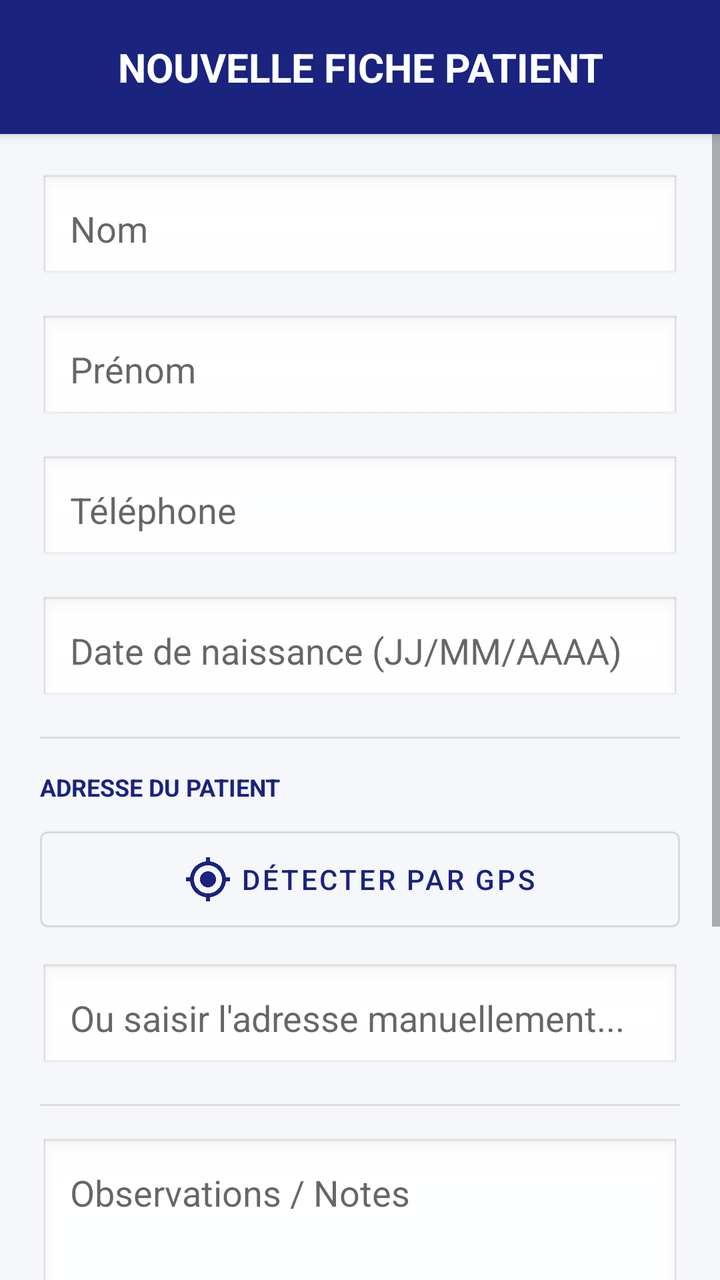
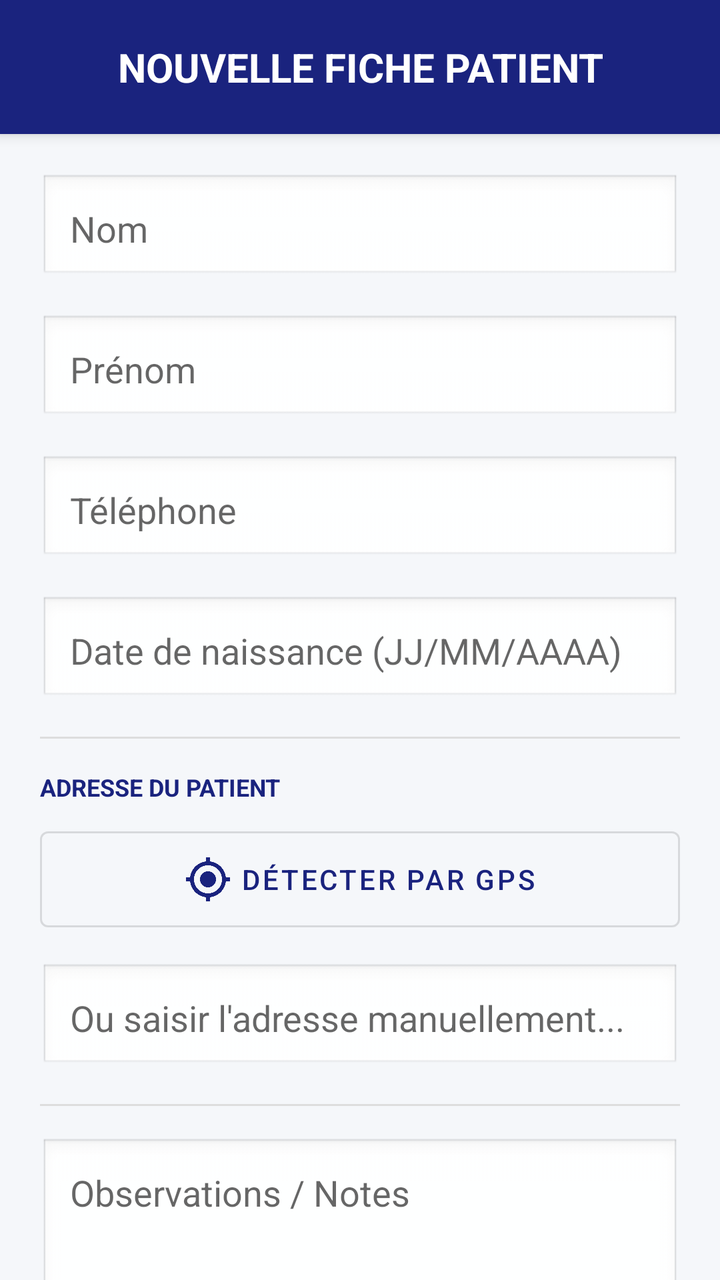

Screens rendered from an Android XML layout before and after an edit, with the pre-edit source and the edit as a unified diff.
<!-- AndroidManifest.xml: application theme Theme.ExpertSuivi -->
<!-- res/layout/activity_add_client.xml -->
<?xml version="1.0" encoding="utf-8"?>
<LinearLayout xmlns:android="http://schemas.android.com/apk/res/android"
    xmlns:app="http://schemas.android.com/apk/res-auto"
    android:layout_width="match_parent"
    android:layout_height="match_parent"
    android:orientation="vertical"
    android:fitsSystemWindows="true"
    android:background="@color/background_light">

    
    <TextView
        android:id="@+id/tvHeaderTitle"
        android:layout_width="match_parent"
        android:layout_height="wrap_content"
        android:text="NOUVELLE FICHE PATIENT"
        android:textSize="20sp"
        android:textStyle="bold"
        android:textColor="@color/white"
        android:background="@color/brand_primary"
        android:padding="20dp"
        android:elevation="4dp"
        android:gravity="center"/>

    <ScrollView
        android:layout_width="match_parent"
        android:layout_height="0dp"
        android:layout_weight="1"
        android:fillViewport="true">

        <LinearLayout
            android:layout_width="match_parent"
            android:layout_height="wrap_content"
            android:orientation="vertical"
            android:padding="20dp">

            <EditText
                android:id="@+id/etClientNom"
                android:layout_width="match_parent"
                android:layout_height="wrap_content"
                android:hint="@string/hint_nom"
                android:inputType="textPersonName|textCapWords"
                android:layout_marginBottom="16dp"
                android:padding="15dp"
                android:background="@android:drawable/edit_text"
                android:autofillHints="name"/>

            <EditText
                android:id="@+id/etClientPrenom"
                android:layout_width="match_parent"
                android:layout_height="wrap_content"
                android:hint="@string/hint_prenom"
                android:inputType="textPersonName|textCapWords"
                android:layout_marginBottom="16dp"
                android:padding="15dp"
                android:background="@android:drawable/edit_text"
                android:autofillHints="personGivenName"/>

            <EditText
                android:id="@+id/etClientTel"
                android:layout_width="match_parent"
                android:layout_height="wrap_content"
                android:hint="@string/hint_tel"
                android:inputType="phone"
                android:layout_marginBottom="16dp"
                android:padding="15dp"
                android:background="@android:drawable/edit_text"
                android:autofillHints="phone"/>

            <EditText
                android:id="@+id/etClientDateNaissance"
                android:layout_width="match_parent"
                android:layout_height="wrap_content"
                android:hint="Date de naissance (JJ/MM/AAAA)"
                android:inputType="phone"
                android:maxLength="10"
                android:layout_marginBottom="16dp"
                android:padding="15dp"
                android:background="@android:drawable/edit_text"
                android:autofillHints="none"/>

            <View
                android:layout_width="match_parent"
                android:layout_height="1dp"
                android:background="#DDDDDD"
                android:layout_marginBottom="16dp"/>

            <TextView
                android:layout_width="wrap_content"
                android:layout_height="wrap_content"
                android:text="ADRESSE DU PATIENT"
                android:textSize="12sp"
                android:textStyle="bold"
                android:textColor="@color/brand_primary"
                android:layout_marginBottom="8dp"/>

            
            <Button
                android:id="@+id/btnGpsLocation"
                android:layout_width="match_parent"
                android:layout_height="60dp"
                android:text="DÉTECTER PAR GPS"
                android:layout_marginBottom="12dp"
                style="@style/Widget.MaterialComponents.Button.OutlinedButton"
                app:icon="@drawable/ic_gps"
                app:iconGravity="textStart"/>

            
            <EditText
                android:id="@+id/etClientAdresse"
                android:layout_width="match_parent"
                android:layout_height="wrap_content"
                android:hint="Ou saisir l'adresse manuellement..."
                android:inputType="textPostalAddress"
                android:padding="15dp"
                android:background="@android:drawable/edit_text"
                android:autofillHints="postalAddress"
                android:layout_marginBottom="16dp"/>

            <View
                android:layout_width="match_parent"
                android:layout_height="1dp"
                android:background="#DDDDDD"
                android:layout_marginBottom="16dp"/>

            <EditText
                android:id="@+id/etClientNotes"
                android:layout_width="match_parent"
                android:layout_height="wrap_content"
                android:hint="@string/hint_notes"
                android:inputType="textMultiLine"
                android:minLines="5"
                android:gravity="top"
                android:padding="15dp"
                android:background="@android:drawable/edit_text"
                android:layout_marginBottom="24dp"/>

            <CheckBox
                android:id="@+id/cbIsDecedee"
                android:layout_width="match_parent"
                android:layout_height="wrap_content"
                android:text="@string/label_decedee"
                android:textColor="@color/red"
                android:textStyle="bold"
                android:layout_marginBottom="32dp"/>

            <Button
                android:id="@+id/btnSaveClient"
                android:layout_width="match_parent"
                android:layout_height="64dp"
                android:text="ENREGISTRER LA FICHE"
                android:textSize="18sp"
                android:textStyle="bold"
                style="@style/Widget.MaterialComponents.Button"/>

        </LinearLayout>
    </ScrollView>
</LinearLayout>
<!-- resources referenced by this layout -->
<resources>
  <color name="background_light">#F5F7FA</color>
  <color name="brand_primary">#1A237E</color>
  <color name="red">#FF5252</color>
  <color name="white">#FFFFFF</color>
  <!-- drawable ic_gps (drawable) -->
  <?xml version="1.0" encoding="utf-8"?>
  <vector xmlns:android="http://schemas.android.com/apk/res/android"
      android:width="24dp"
      android:height="24dp"
      android:viewportWidth="24"
      android:viewportHeight="24">
      <path
          android:fillColor="#000000"
          android:pathData="M12,8c-2.21,0 -4,1.79 -4,4s1.79,4 4,4 4,-1.79 4,-4 -1.79,-4 -4,-4zM20.94,11c-0.46,-4.17 -3.77,-7.48 -7.94,-7.94V1h-2v2.06C6.83,3.52 3.52,6.83 3.06,11H1v2h2.06c0.46,4.17 3.77,7.48 7.94,7.94V23h2v-2.06c4.17,-0.46 7.48,-3.77 7.94,-7.94H23v-2h-2.06zM12,19c-3.87,0 -7,-3.13 -7,-7s3.13,-7 7,-7 7,3.13 7,7 -3.13,7 -7,7z"/>
  </vector>
  <string name="hint_nom">Nom</string>
  <string name="hint_notes">Observations / Notes</string>
  <string name="hint_prenom">Prénom</string>
  <string name="hint_tel">Téléphone</string>
  <string name="label_decedee">Patient(e) décédé(e) (Masquer la fiche)</string>
  <style name="Theme.ExpertSuivi" parent="Theme.MaterialComponents.DayNight.DarkActionBar">
          <item name="colorPrimary">@color/brand_primary</item>
          <item name="colorPrimaryVariant">@color/brand_secondary</item>
          <item name="colorOnPrimary">@color/white</item>
          <item name="colorSecondary">@color/brand_accent</item>
          <item name="android:statusBarColor">?attr/colorPrimaryVariant</item>
      </style>
  <color name="brand_secondary">#0D47A1</color>
  <color name="brand_accent">#FFAB40</color>
</resources>

<!-- the commit's change to res/layout/activity_add_client.xml (unified diff, before → after) -->
@@ -21,7 +21,7 @@
         android:elevation="4dp"
         android:gravity="center"/>
 
-    <ScrollView
+    <androidx.core.widget.NestedScrollView
         android:layout_width="match_parent"
         android:layout_height="0dp"
         android:layout_weight="1"
@@ -153,5 +153,5 @@
                 style="@style/Widget.MaterialComponents.Button"/>
 
         </LinearLayout>
-    </ScrollView>
+    </androidx.core.widget.NestedScrollView>
 </LinearLayout>
